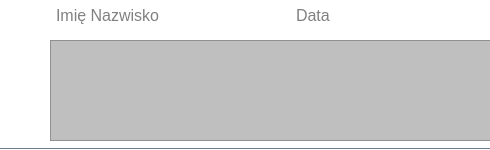
Before: the Qt Designer form noteblock.ui in RStravinsky/CarReservation, drawn with Qt 5.
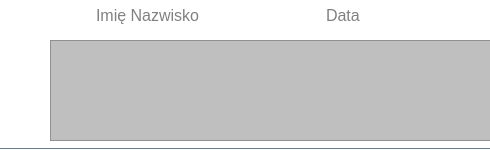
After: the same form once the commit is applied. Icons and pictures are not drawn.

```diff
--- a/noteblock.ui
+++ b/noteblock.ui
@@ -61,7 +61,7 @@
   <widget class="QLabel" name="lblPersonImage">
    <property name="geometry">
     <rect>
-     <x>10</x>
+     <x>50</x>
      <y>0</y>
      <width>31</width>
      <height>31</height>
@@ -86,7 +86,7 @@
   <widget class="QLabel" name="lblDateImage">
    <property name="geometry">
     <rect>
-     <x>250</x>
+     <x>280</x>
      <y>0</y>
      <width>31</width>
      <height>31</height>
@@ -147,9 +147,9 @@
   <widget class="QLabel" name="lblDate">
    <property name="geometry">
     <rect>
-     <x>290</x>
+     <x>320</x>
      <y>0</y>
-     <width>191</width>
+     <width>161</width>
      <height>31</height>
     </rect>
    </property>
@@ -178,7 +178,7 @@
   <widget class="QLabel" name="lblNameSurename">
    <property name="geometry">
     <rect>
-     <x>50</x>
+     <x>90</x>
      <y>0</y>
      <width>181</width>
      <height>31</height>
```
Left out of the diff: 17 changed lines with no effect on the pictures.
